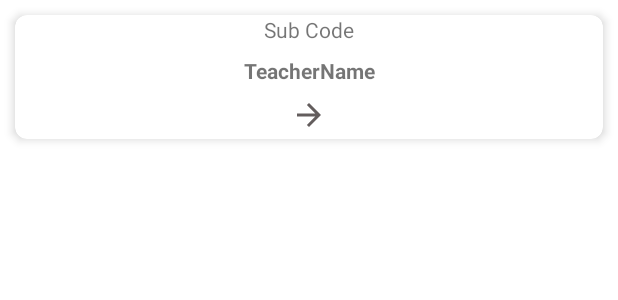
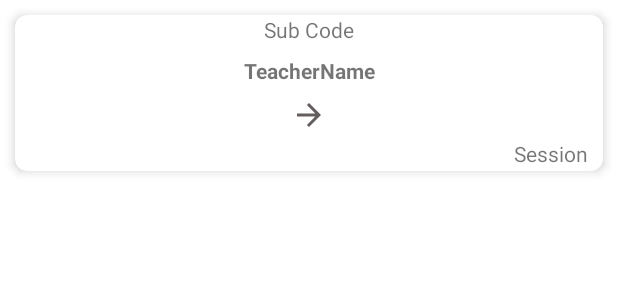
Before and after one commit to M786453/UafResult, an Android app: the layout recycler_view_row.xml on its own in the app's theme, with its tools: preview values and no code run, on a phone screen of 412 x 824 dp. Shown: the top 300 px of the screen. Run offline under Robolectric (Android 15) with nearby library versions, the phone set to English and light mode, and no system bars.

Commit message:
Added Full Result with Staggered Functionality...

```diff
--- a/app/src/main/java/com/example/uafresult/result/ResultActivity.java
+++ b/app/src/main/java/com/example/uafresult/result/ResultActivity.java
@@ -74,7 +74,7 @@ public class ResultActivity extends AppCompatActivity {
         result_list_view = findViewById(R.id.result_list_view);
         linearLayoutResultActivity = findViewById(R.id.linear_layout_result_activity);
         recyclerView = findViewById(R.id.recyclerView);
-        StaggeredGridLayoutManager staggeredGridLayoutManager = new StaggeredGridLayoutManager(2, LinearLayoutManager.VERTICAL);
+        StaggeredGridLayoutManager staggeredGridLayoutManager = new StaggeredGridLayoutManager(3, LinearLayoutManager.VERTICAL);
         recyclerView.setLayoutManager(staggeredGridLayoutManager);
 
 
--- a/app/src/main/res/drawable/semester_shape.xml
+++ b/app/src/main/res/drawable/cgpa_background.xml
@@ -2,8 +2,8 @@
 <shape xmlns:android="http://schemas.android.com/apk/res/android" android:shape="rectangle"
     >
 
-<solid android:color="#349FD8" />
+    <solid android:color="#EFB711" />
 
-<corners android:radius="20dp"/>
+    <corners android:topRightRadius="30dp" android:bottomRightRadius="30dp"/>
 
 </shape>
--- a/app/src/main/res/drawable/cgpa_shape.xml
+++ b/app/src/main/res/drawable/cgpa_shape.xml
@@ -2,7 +2,7 @@
 <shape xmlns:android="http://schemas.android.com/apk/res/android" android:shape="rectangle"
     >
 
-    <solid android:color="#349FD8" />
+    <solid android:color="#EFB711" />
 
     <corners android:topLeftRadius="30dp" android:topRightRadius="0.1dp"
         android:bottomLeftRadius="30dp" android:bottomRightRadius="0.1dp"/>
--- /dev/null
+++ b/app/src/main/res/drawable/ic_baseline_star_24.xml
@@ -0,0 +1,5 @@
+<vector android:height="24dp" android:tint="#FFFFFF"
+    android:viewportHeight="24" android:viewportWidth="24"
+    android:width="24dp" xmlns:android="http://schemas.android.com/apk/res/android">
+    <path android:fillColor="@android:color/white" android:pathData="M12,17.27L18.18,21l-1.64,-7.03L22,9.24l-7.19,-0.61L12,2 9.19,8.63 2,9.24l5.46,4.73L5.82,21z"/>
+</vector>
--- a/app/src/main/res/layout/activity_result.xml
+++ b/app/src/main/res/layout/activity_result.xml
@@ -60,6 +60,7 @@
             android:textColor="#FFFFFF"
             android:textSize="18sp"
             android:textStyle="normal|bold" />
+
     </LinearLayout>
 
     <ListView
@@ -68,14 +69,15 @@
         android:layout_height="match_parent"
         android:divider="@null"
         android:scrollbars="none"
-        android:visibility="gone">
+        android:visibility="visible">
 
     </ListView>
 
     <androidx.recyclerview.widget.RecyclerView
         android:id="@+id/recyclerView"
         android:layout_width="match_parent"
-        android:layout_height="match_parent" />
+        android:layout_height="match_parent"
+        android:visibility="gone" />
 
     <TextView
         android:id="@+id/txtErrorMessage_result_activity"
--- a/app/src/main/res/layout/recycler_view_row.xml
+++ b/app/src/main/res/layout/recycler_view_row.xml
@@ -1,11 +1,12 @@
 <?xml version="1.0" encoding="utf-8"?>
 <androidx.cardview.widget.CardView xmlns:android="http://schemas.android.com/apk/res/android"
     xmlns:app="http://schemas.android.com/apk/res-auto"
+    android:id="@+id/resultView"
     android:layout_width="match_parent"
     android:layout_height="wrap_content"
     android:layout_margin="10dp"
     android:orientation="vertical"
-    android:padding="5dp"
+    android:padding="10dp"
     app:cardCornerRadius="8dp"
     app:cardElevation="4dp">
 
@@ -42,6 +43,17 @@
             android:rotation="180"
             android:tint="#635D5D"
             app:srcCompat="@drawable/ic_baseline_arrow_back_24" />
+
+        <TextView
+            android:id="@+id/sessionTV"
+            android:layout_width="wrap_content"
+            android:layout_height="wrap_content"
+            android:layout_gravity="end"
+            android:layout_marginEnd="10dp"
+            android:layout_marginRight="10dp"
+            android:layout_marginBottom="2dp"
+            android:gravity="end"
+            android:text="Session" />
     </LinearLayout>
 
 </androidx.cardview.widget.CardView>
```
Also changed, not shown: app/src/main/java/com/example/uafresult/result/ListAdapter.java (+14 -3 lines), app/src/main/java/com/example/uafresult/result/StaggeredRecyclerViewAdapter.java (+26 -2 lines), app/src/main/res/layout/semester_row.xml (+30 -12 lines).
